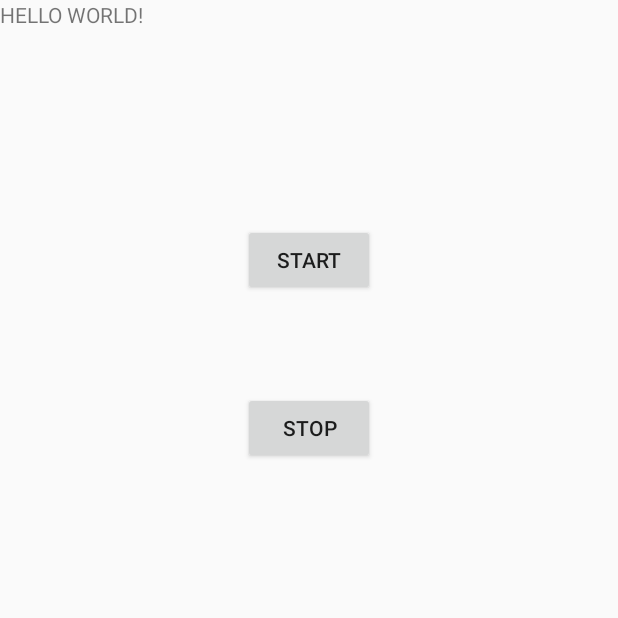
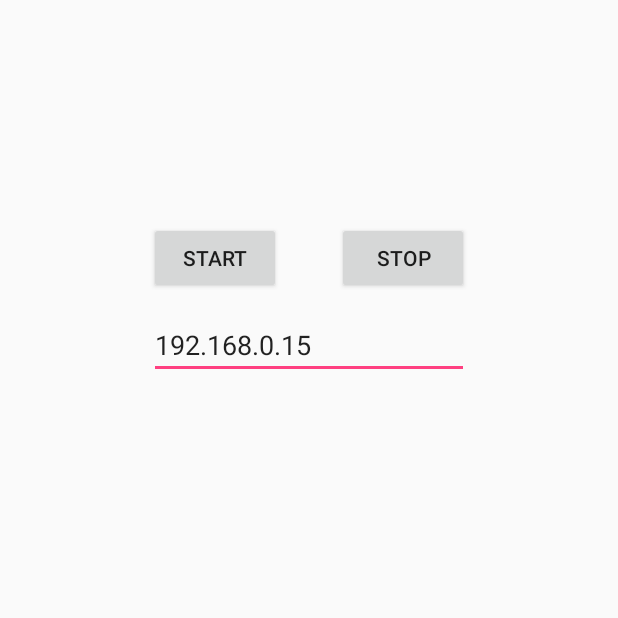
Before and after one commit to YunisRajab/LiveStreamer, an Android app: the screen it shows after launch (MainActivity), after a tap on "START", on a phone screen of 412 x 824 dp, the top half of it. Run offline under Robolectric (Android 15) with nearby library versions, the phone set to English and light mode, and no system bars; libraries missing offline, so code that uses them is left out: android.net.rtp.

Commit message:
Created Receiver (remove receiver from main)

```diff
--- a/app/build.gradle
+++ b/app/build.gradle
@@ -4,7 +4,7 @@ android {
     compileSdkVersion 28
     defaultConfig {
         applicationId "com.yunisrajab.livestreamer"
-        minSdkVersion 16
+        minSdkVersion 21
         targetSdkVersion 28
         versionCode 1
         versionName "1.0"
--- a/app/src/main/AndroidManifest.xml
+++ b/app/src/main/AndroidManifest.xml
@@ -5,6 +5,7 @@
     <uses-permission android:name="android.permission.INTERNET"></uses-permission>
     <uses-permission android:name="android.permission.RECORD_AUDIO"></uses-permission>
     <uses-permission android:name="android.permission.MODIFY_AUDIO_SETTINGS"></uses-permission>
+    <uses-permission android:name="android.permission.ACCESS_NETWORK_STATE"></uses-permission>
 
     <application
         android:allowBackup="true"
--- a/app/src/main/java/com/yunisrajab/livestreamer/MainActivity.java
+++ b/app/src/main/java/com/yunisrajab/livestreamer/MainActivity.java
@@ -2,6 +2,7 @@ package com.yunisrajab.livestreamer;
 
 import java.io.*;
 import java.net.*;
+import java.util.Enumeration;
 
 import android.Manifest;
 import android.app.Activity;
@@ -19,16 +20,16 @@ import android.util.Log;
 import android.view.View;
 import android.view.View.OnClickListener;
 import android.widget.Button;
+import android.widget.EditText;
+import android.widget.TextView;
 import android.widget.Toast;
 
 public class MainActivity extends Activity {
     private Button startButton,stopButton;
-
-    public byte[] buffer;
-    public static DatagramSocket socket;
-    private int port=50005;
+    private EditText ipAdd;
 
     AudioRecord recorder;
+    AudioManager mAudioManager;
 //    AudioStream streamer;
 
     private int sampleRate = 16000 ; // 44100 for music
@@ -37,6 +38,36 @@ public class MainActivity extends Activity {
     int minBufSize = AudioRecord.getMinBufferSize(sampleRate, channelConfig, audioFormat);
     private boolean status = true;
     private String TAG = "VS";
+    private String mAddress;
+
+    public byte[] buffer = new byte[minBufSize];
+    public static DatagramSocket socket;
+    private int port=50005;
+    Toast mToast;
+
+    // this is a wild guess
+    public static final int STREAM_TYPE = AudioManager.STREAM_VOICE_CALL;
+
+    // actually play the PCM stream
+    private AudioTrack mAudioTrack;
+    // used to communicate with the server
+    private DatagramSocket mSocket;
+    // audio stream configuration values
+//    private StreamConfig mStreamConfig;
+
+    // target server info
+//    private final String mNewAddress;
+//    private InetAddress mInetAddress;
+//    private final int mPort;
+
+    // holds data for the audio frame packet
+    private byte[] mPcmFrame;
+    // prevent over buffering the AudioTrack
+    private int mSkipFrameEveryTot;
+    // number of byte received
+    private long byteCount;
+
+//    private final AudioClientListener mListener;
 
 
     @Override
@@ -44,22 +75,37 @@ public class MainActivity extends Activity {
         super.onCreate(savedInstanceState);
         setContentView(R.layout.activity_main);
 
+        //set address to previously saved address when the app starts
+//        ipAdd.setText(mAddress);
+
+        mToast.makeText(getApplicationContext(), "Returning", Toast.LENGTH_SHORT);
+
+        TextView view = (TextView) findViewById(R.id.textView);
+        view.setText(getLocalIPAddress());
         startButton = (Button) findViewById (R.id.start_button);
         stopButton = (Button) findViewById (R.id.stop_button);
 
         startButton.setOnClickListener (startListener);
         stopButton.setOnClickListener (stopListener);
 
+        ipAdd = (EditText) findViewById(R.id.addText);
+
         requestRecordAudioPermission();
+
+        Toast.makeText(getApplicationContext(),"MinBufferSize: " +minBufSize, Toast.LENGTH_SHORT).show();
     }
 
     private final OnClickListener stopListener = new OnClickListener() {
 
         @Override
         public void onClick(View arg0) {
-            status = false;
-            recorder.release();
-            Log.d(TAG,"Recorder released");
+
+            if (status) {
+                status = false;
+                recorder.release();
+                Log.d(TAG,"Recorder released");
+                mAudioManager.setMode(AudioManager.MODE_NORMAL);
+            }
         }
 
     };
@@ -69,7 +115,7 @@ public class MainActivity extends Activity {
         @Override
         public void onClick(View arg0) {
             status = true;
-            Toast.makeText(getApplicationContext(),"MinBufferSize: " +minBufSize, Toast.LENGTH_SHORT).show();
+            mAddress = ipAdd.getText().toString();
             startStreaming();
             startReceiving();
         }
@@ -92,7 +138,7 @@ public class MainActivity extends Activity {
                     Log.d(TAG,"Buffer created of size " + minBufSize);
                     DatagramPacket packet;
 
-                    final InetAddress destination = InetAddress.getByName("192.168.0.18");
+                    final InetAddress destination = InetAddress.getByName(mAddress);
                     Log.d(TAG, "Address retrieved");
 
                     recorder = new AudioRecord(MediaRecorder.AudioSource.MIC,sampleRate,
@@ -107,7 +153,7 @@ public class MainActivity extends Activity {
                         //putting buffer in the packet
                         packet = new DatagramPacket (buffer,buffer.length,destination,port);
                         socket.send(packet);
-                        Log.d(TAG,"MinBufferSize: " +minBufSize);
+//                        Log.d(TAG,"MinBufferSize: " +minBufSize);
                     }
                 }
                 catch(UnknownHostException e) {
@@ -131,49 +177,76 @@ public class MainActivity extends Activity {
             @Override
             public void run() {
                 try {
-                    DatagramSocket socket = new DatagramSocket();
-                    Log.d(TAG, "Socket Created");
+                    mAudioManager =  (AudioManager) getSystemService(Context.AUDIO_SERVICE);
+                    mAudioManager.setMode(AudioManager.MODE_IN_COMMUNICATION);
+                    AudioTrack track = new AudioTrack(AudioManager.STREAM_VOICE_CALL, sampleRate, AudioFormat.CHANNEL_OUT_MONO,
+                            AudioFormat.ENCODING_PCM_16BIT, minBufSize, AudioTrack.MODE_STREAM);
+                    track.play();
+                        // Define a socket to receive the audio
+                        DatagramSocket socket = new DatagramSocket(port);
+                        byte[] buf = new byte[minBufSize];
+                        while(status) {
+                            // Play back the audio received from packets
+                            DatagramPacket packet = new DatagramPacket(buf, minBufSize);
+                            socket.receive(packet);
+                            Log.i(TAG, "Packet received: " + packet.getLength());
+                            track.write(packet.getData(), 0, minBufSize);
+                        }
+                        // Stop playing back and release resources
+                        socket.disconnect();
+                        socket.close();
+                        track.stop();
+                        track.flush();
+                        track.release();
+                        return;
+//
+//                    DatagramSocket socket = new DatagramSocket(port);
+//                    Log.d(TAG, "Socket Created");
+//
+//                    byte[] buffer = new byte[minBufSize];
+//
+//                    Log.d(TAG,"Buffer created of size " + minBufSize);
+//                    DatagramPacket packet;
+//
+////                    final InetAddress senderAddress = InetAddress.getByName(mAddress);
+//                    final InetAddress localAddress = InetAddress.getByName(getLocalIPAddress());
+//                    Log.d(TAG, "Local address "+localAddress);
+//
 
-                    byte[] buffer = new byte[minBufSize];
+//                    AudioGroup audioGroup = new AudioGroup();
+//                    audioGroup.setMode(AudioGroup.MODE_NORMAL);
+//                    AudioStream audioStream = new AudioStream(localAddress);
+//                    audioStream.setCodec(AudioCodec.PCMU);
+//                    audioStream.setMode(RtpStream.MODE_NORMAL);
+//                    //set receiver(vlc player) machine ip address(please update with your machine ip)
+//                    audioStream.associate(InetAddress.getByName(mAddress), port);
+//                    audioStream.join(audioGroup);
+//
+//                    initAudioTrack();
+//                    Log.d(TAG, "Initialized track");
+//                    AudioTrack audioTrack = new AudioTrack(AudioManager.STREAM_VOICE_CALL,
+//                            sampleRate, AudioFormat.CHANNEL_IN_MONO, audioFormat,
+//                            buffer.length, AudioTrack.MODE_STREAM);
+//                    audioTrack.play();
+//
+////                    while (status == true)
+//                    {
+//                        //putting buffer in the packet
+//                        packet = new DatagramPacket (buffer,buffer.length);
+//                        socket.receive(packet);
+//                        Log.d(TAG,"MinBufferSize: " +minBufSize);
+//                    }
 
-                    Log.d(TAG,"Buffer created of size " + minBufSize);
-                    DatagramPacket packet;
-
-                    final InetAddress destination = InetAddress.getByName("192.168.0.18");
-                    Log.d(TAG, "Address retrieved "+destination);
-
-                    AudioManager audio =  (AudioManager) getSystemService(Context.AUDIO_SERVICE);
-                    audio.setMode(AudioManager.MODE_IN_COMMUNICATION);
-                    AudioGroup audioGroup = new AudioGroup();
-                    audioGroup.setMode(AudioGroup.MODE_NORMAL);
-                    AudioStream audioStream = new AudioStream(destination);
-                    audioStream.setCodec(AudioCodec.PCMU);
-                    audioStream.setMode(RtpStream.MODE_NORMAL);
-                    //set receiver(vlc player) machine ip address(please update with your machine ip)
-                    audioStream.associate(InetAddress.getByAddress(new byte[] {(byte)192, (byte)168,
-                            (byte)1, (byte)19 }), 50005);
-                    audioStream.join(audioGroup);
-
-                    while (status == true)
-                    {
-                        //putting buffer in the packet
-                        packet = new DatagramPacket (buffer,buffer.length,destination,port);
-                        socket.receive(packet);
-                        Log.d(TAG,"MinBufferSize: " +minBufSize);
-                    }
-
-                }
-                catch (Exception e)
+                }catch (Exception e)
                 {
-
+                    Log.e(TAG, "Exception: "+e);
                 }
             }
         }).start();
     }
     private void requestRecordAudioPermission() {
         //check API version, do nothing if API version < 23!
-        int currentapiVersion = android.os.Build.VERSION.SDK_INT;
-        if (currentapiVersion > android.os.Build.VERSION_CODES.LOLLIPOP){
+        if (android.os.Build.VERSION.SDK_INT > android.os.Build.VERSION_CODES.LOLLIPOP){
 
             if (ContextCompat.checkSelfPermission(this, Manifest.permission.RECORD_AUDIO)
                     != PackageManager.PERMISSION_GRANTED) {
@@ -181,7 +254,7 @@ public class MainActivity extends Activity {
                 // Should we show an explanation?
                 if (ActivityCompat.shouldShowRequestPermissionRationale(this, Manifest.permission.RECORD_AUDIO)) {
 
-                    // Show an expanation to the user *asynchronously* -- don't block
+                    // Show an explanation to the user *asynchronously* -- don't block
                     // this thread waiting for the user's response! After the user
                     // sees the explanation, try again to request the permission.
 
@@ -218,4 +291,44 @@ public class MainActivity extends Activity {
             // permissions this app might request
         }
     }
+
+    public static String getLocalIPAddress () {
+        String ip = "";
+        try {
+            for (Enumeration en = NetworkInterface.getNetworkInterfaces(); en.hasMoreElements();) {
+                NetworkInterface intf = (NetworkInterface) en.nextElement();
+                for (Enumeration enumIpAddr = intf.getInetAddresses(); enumIpAddr.hasMoreElements();) {
+                    InetAddress inetAddress = (InetAddress) enumIpAddr.nextElement();
+                    if (!inetAddress.isLoopbackAddress()) {
+//                        ip= inetAddress.getAddress();
+                        String sAddr = inetAddress.getHostAddress();
+                        boolean isIPv4 = sAddr.indexOf(':')<0;
+
+                        if (isIPv4)
+                            ip = sAddr;
+                    }
+                }
+            }
+        } catch (SocketException ex) {
+            Log.i("SocketException ", ex.toString());
+        }
+        return ip;
+    }
+
+    private void initAudioTrack(){
+        Log.d(TAG,"initAudioTrack()");
+
+        int bitDepth = buffer.length == 1 ? AudioFormat.ENCODING_PCM_8BIT : AudioFormat.ENCODING_PCM_16BIT;
+
+        mAudioTrack = new AudioTrack(STREAM_TYPE, 16000,
+                AudioFormat.CHANNEL_OUT_MONO,
+                bitDepth, buffer.length,
+                AudioTrack.MODE_STREAM);
+
+        mAudioTrack.setVolume(AudioTrack.getMaxVolume());
+        mPcmFrame = new byte[buffer.length];
+        mAudioTrack.play();
+    }
+
+
 }
--- a/app/src/main/res/layout/activity_main.xml
+++ b/app/src/main/res/layout/activity_main.xml
@@ -8,28 +8,41 @@
     <!--android:paddingRight="@dimen/activity_horizontal_margin"-->
     <!--android:paddingTop="@dimen/activity_vertical_margin"-->
 
-    <TextView
-        android:id="@+id/textView1"
-        android:layout_width="wrap_content"
-        android:layout_height="wrap_content"
-        android:text="@string/hello_world" />
-
     <Button
         android:id="@+id/start_button"
         android:layout_width="wrap_content"
         android:layout_height="wrap_content"
-        android:layout_below="@+id/textView1"
-        android:layout_centerHorizontal="true"
-        android:layout_marginTop="130dp"
+        android:layout_alignParentTop="true"
+        android:layout_alignStart="@+id/addText"
+        android:layout_marginTop="148dp"
         android:text="Start" />
 
     <Button
         android:id="@+id/stop_button"
         android:layout_width="wrap_content"
         android:layout_height="wrap_content"
-        android:layout_alignLeft="@+id/start_button"
-        android:layout_below="@+id/start_button"
-        android:layout_marginTop="64dp"
+        android:layout_alignEnd="@+id/addText"
+        android:layout_alignTop="@+id/start_button"
         android:text="Stop" />
 
+    <EditText
+        android:id="@+id/addText"
+        android:layout_width="wrap_content"
+        android:layout_height="wrap_content"
+        android:layout_alignParentTop="true"
+        android:layout_centerHorizontal="true"
+        android:layout_marginTop="207dp"
+        android:ems="10"
+        android:hint="@string/Address"
+        android:inputType="textPersonName"
+        android:text="192.168.0.15" />
+
+    <TextView
+        android:id="@+id/textView"
+        android:layout_width="wrap_content"
+        android:layout_height="wrap_content"
+        android:layout_alignParentTop="true"
+        android:layout_centerHorizontal="true"
+        android:layout_marginTop="90dp" />
+
 </RelativeLayout>
--- a/app/src/main/res/values/strings.xml
+++ b/app/src/main/res/values/strings.xml
@@ -1,4 +1,5 @@
 <resources>
     <string name="app_name">LiveStreamer</string>
     <string name="hello_world">HELLO WORLD!</string>
+    <string name="Address">Enter server address</string>
 </resources>
```
Also changed, not shown: app/src/main/java/com/yunisrajab/livestreamer/Receiver.java (added, +98 -0 lines).
